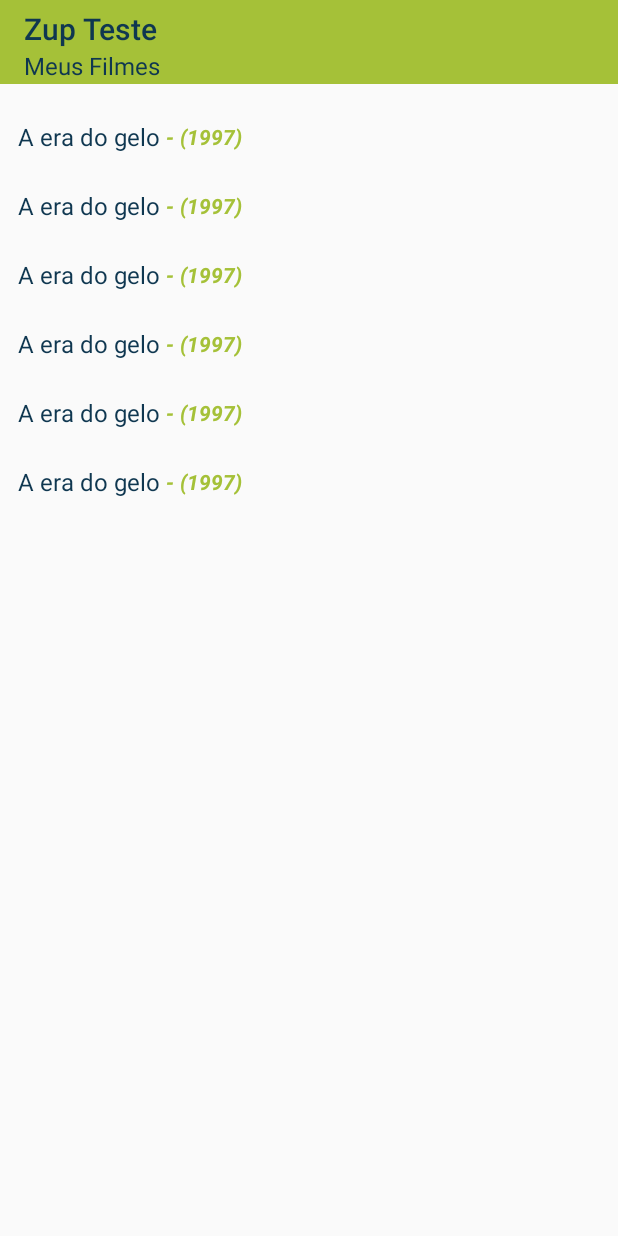
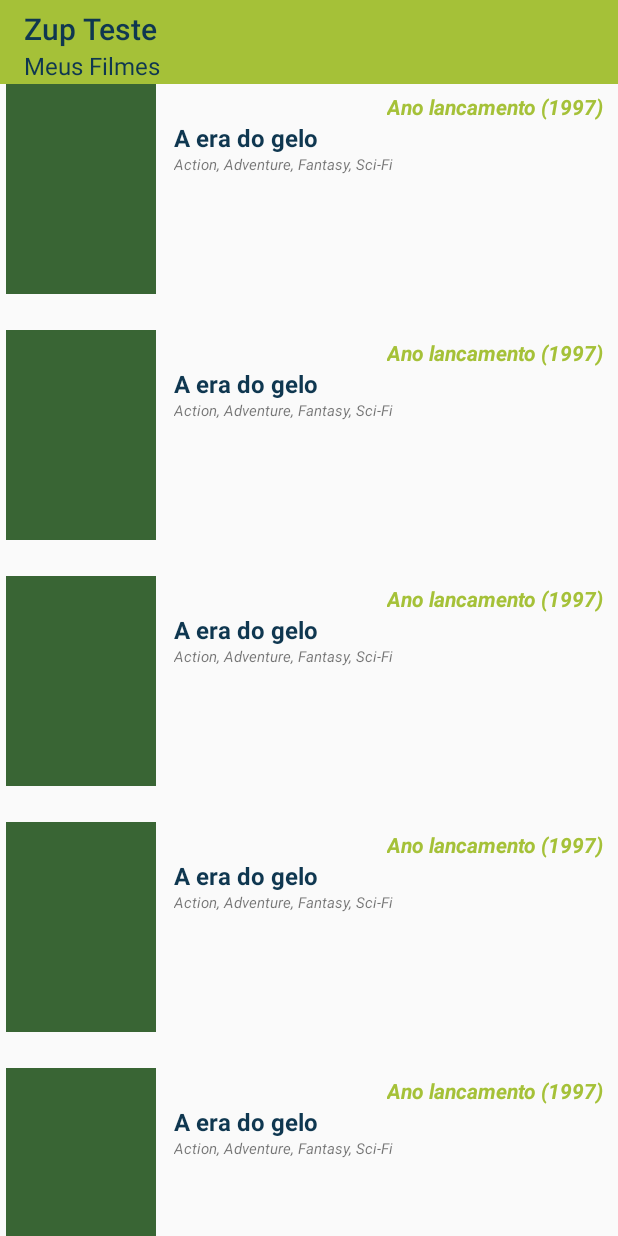
Before and after one commit to gabrielgrs1/teste-zup, an Android app: the layout activity_main.xml on its own in the app's theme, with its tools: preview values and no code run, on a phone screen of 412 x 824 dp. Run offline under Robolectric (Android 15) with nearby library versions, the phone set to English and light mode, and no system bars.

Commit message:
Final layout adjustments

```diff
--- a/app/src/main/java/br/com/gabrielgrs/zuptest/ui/main/activity/MainActivity.kt
+++ b/app/src/main/java/br/com/gabrielgrs/zuptest/ui/main/activity/MainActivity.kt
@@ -70,7 +70,7 @@ class MainActivity : AppCompatActivity(), IGenerickCallback {
 
     private fun initRecyclerView() {
         val recyclerView = main_movies_recyclerview
-        recyclerView.adapter = MainAdapter(viewModel.getMovies(), onMovieClickListener())
+        recyclerView.adapter = MainAdapter(this, viewModel.getMovies(), onMovieClickListener())
 
         val layoutManager = LinearLayoutManager(this)
         recyclerView.layoutManager = layoutManager
--- a/app/src/main/java/br/com/gabrielgrs/zuptest/ui/search/adapter/SearchAdapter.kt
+++ b/app/src/main/java/br/com/gabrielgrs/zuptest/ui/search/adapter/SearchAdapter.kt
@@ -50,7 +50,10 @@ class SearchAdapter(
             loadImage(context, movie.poster)
 
             mTitleTextView!!.text = movie.title
-            mReleaseYearTextView!!.text = movie.year
+
+            val yearRelease =
+                ZupTestApplication.applicationContext().getString(R.string.item_movie_search_release_date_textview, movie.year)
+            mReleaseYearTextView!!.text = yearRelease
         }
 
         private fun loadImage(context: Context, moviePoster: String?) {
--- a/app/src/main/res/layout/activity_main.xml
+++ b/app/src/main/res/layout/activity_main.xml
@@ -27,15 +27,14 @@
             android:layout_width="0dp"
             tools:itemCount="10"
             tools:listitem="@layout/item_movie_main"
-            android:layout_marginEnd="@dimen/margin_horizontaly_default"
-            android:layout_marginStart="@dimen/margin_horizontaly_default"
-            android:layout_marginTop="24dp"
+            android:layout_marginEnd="4dp"
+            android:layout_marginStart="4dp"
             app:layout_constraintVertical_bias="0.0"
             app:layout_constraintEnd_toEndOf="parent"
             app:layout_constraintBottom_toBottomOf="parent"
             app:layout_constraintTop_toBottomOf="@id/main_toolbar"
             app:layout_constraintStart_toStartOf="parent"
-            android:layout_height="wrap_content"/>
+            android:layout_height="0dp"/>
 
 
 </androidx.constraintlayout.widget.ConstraintLayout>
--- a/app/src/main/res/layout/activity_search.xml
+++ b/app/src/main/res/layout/activity_search.xml
@@ -48,8 +48,8 @@
             android:layout_width="0dp"
             tools:itemCount="3"
             tools:listitem="@layout/item_movie_search"
-            android:layout_marginEnd="@dimen/margin_horizontaly_default"
-            android:layout_marginStart="@dimen/margin_horizontaly_default"
+            android:layout_marginEnd="4dp"
+            android:layout_marginStart="4dp"
             app:layout_constraintVertical_bias="0.0"
             android:layout_marginTop="12dp"
             app:layout_constraintEnd_toEndOf="parent"
--- a/app/src/main/res/layout/item_movie_main.xml
+++ b/app/src/main/res/layout/item_movie_main.xml
@@ -5,43 +5,58 @@
         android:orientation="vertical"
         android:layout_marginBottom="24dp"
         android:layout_width="match_parent"
-        android:layout_height="wrap_content">
+        android:layout_height="140dp">
+
+    <ImageView
+            tools:src="@color/colorDarkGreen"
+            android:id="@+id/item_movie_main_banner_imageview"
+            app:layout_constraintStart_toStartOf="parent"
+            app:layout_constraintTop_toTopOf="parent"
+            app:layout_constraintBottom_toBottomOf="parent"
+            android:layout_width="100dp"
+            android:layout_height="140dp"/>
 
     <TextView
-            android:id="@+id/item_movie_movie_name_textview"
+            android:id="@+id/item_movie_main_title_textview"
             android:layout_width="wrap_content"
-            app:layout_constraintTop_toTopOf="parent"
-            app:layout_constraintStart_toStartOf="parent"
+            android:layout_height="wrap_content"
             android:textSize="16dp"
             android:textColor="@color/colorDarkBlue"
             tools:text="A era do gelo"
+            app:layout_constraintHorizontal_bias="0.0"
+            app:layout_constraintVertical_bias="0.0"
+            android:textStyle="bold"
+            app:layout_constraintTop_toBottomOf="@+id/item_movie_main_release_year_textview"
+            app:layout_constraintBottom_toBottomOf="parent"
+            android:layout_marginStart="12dp"
+            app:layout_constraintEnd_toEndOf="parent"
+            app:layout_constraintStart_toEndOf="@+id/item_movie_main_banner_imageview"/>
+
+    <TextView
+            android:id="@+id/item_movie_main_release_year_textview"
+            android:layout_width="wrap_content"
+            android:textSize="14dp"
+            android:layout_marginTop="5dp"
+            android:layout_marginEnd="5dp"
+            android:textStyle="italic|bold"
+            android:textColor="@color/colorLightGreen"
+            tools:text="Ano lancamento (1997)"
+            android:layout_height="wrap_content"
+            app:layout_constraintTop_toTopOf="parent"
+            app:layout_constraintEnd_toEndOf="parent"/>
+
+    <TextView
+            android:id="@+id/item_movie_main_genre_textview"
+            tools:text="Action, Adventure, Fantasy, Sci-Fi"
+            android:textSize="10dp"
+            android:textStyle="italic"
+            app:layout_constraintHorizontal_bias="0.0"
+            app:layout_constraintVertical_bias="0.0"
+            app:layout_constraintBottom_toBottomOf="parent"
+            app:layout_constraintEnd_toEndOf="parent"
+            app:layout_constraintTop_toBottomOf="@id/item_movie_main_title_textview"
+            app:layout_constraintStart_toStartOf="@id/item_movie_main_title_textview"
+            android:layout_width="wrap_content"
             android:layout_height="wrap_content"/>
 
-    <TextView
-            android:id="@+id/item_movie_separator_textview"
-            android:layout_width="wrap_content"
-            app:layout_constraintTop_toTopOf="parent"
-            app:layout_constraintBottom_toBottomOf="@+id/item_movie_movie_name_textview"
-            app:layout_constraintStart_toEndOf="@+id/item_movie_movie_name_textview"
-            android:textSize="14dp"
-            android:textStyle="italic|bold"
-            android:layout_marginStart="4dp"
-            android:textColor="@color/colorLightGreen"
-            android:text="@string/generic_separator"
-            android:layout_height="wrap_content"/>
-
-    <TextView
-            android:id="@+id/item_movie_release_year_textview"
-            android:layout_width="wrap_content"
-            app:layout_constraintTop_toTopOf="@+id/item_movie_movie_name_textview"
-            app:layout_constraintBottom_toBottomOf="@+id/item_movie_movie_name_textview"
-            app:layout_constraintStart_toEndOf="@+id/item_movie_separator_textview"
-            android:layout_marginStart="4dp"
-            android:textSize="14dp"
-            android:textStyle="italic|bold"
-            android:textColor="@color/colorLightGreen"
-            tools:text="(1997)"
-            android:layout_height="wrap_content"/>
-
-
 </androidx.constraintlayout.widget.ConstraintLayout>
--- a/app/src/main/res/values/strings.xml
+++ b/app/src/main/res/values/strings.xml
@@ -28,4 +28,8 @@
     <!-- Detail -->
     <string name="detail_movie_saved_toast">Filme salvo!</string>
     <string name="detail_movie_deleted_toast">Fime deletado!</string>
+
+    <!-- Item movie search-->
+    <string name="item_movie_search_release_date_textview">Ano de lançamento %1$s</string>
+    <string name="detail_plot_header_textview">Sinopse</string>
 </resources>
```
Also changed, not shown: app/src/main/java/br/com/gabrielgrs/zuptest/ui/main/adapter/MainAdapter.kt (+35 -5 lines), app/src/main/res/layout/activity_detail.xml (+16 -3 lines), app/src/main/res/layout/item_movie_search.xml (+14 -26 lines).
